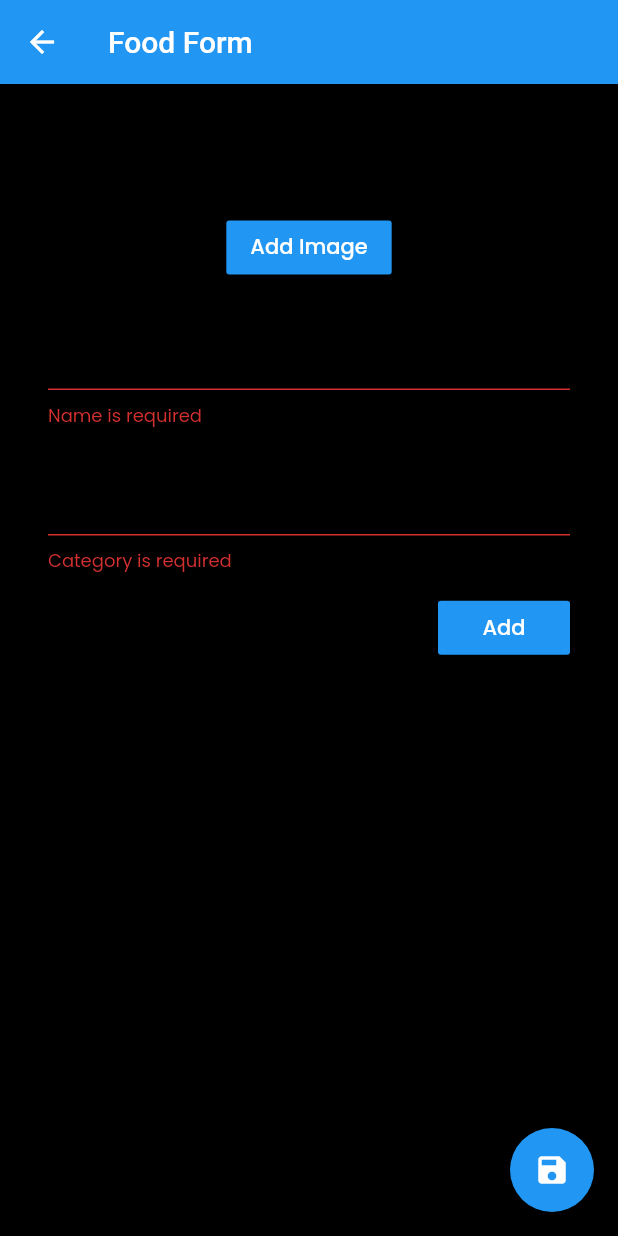
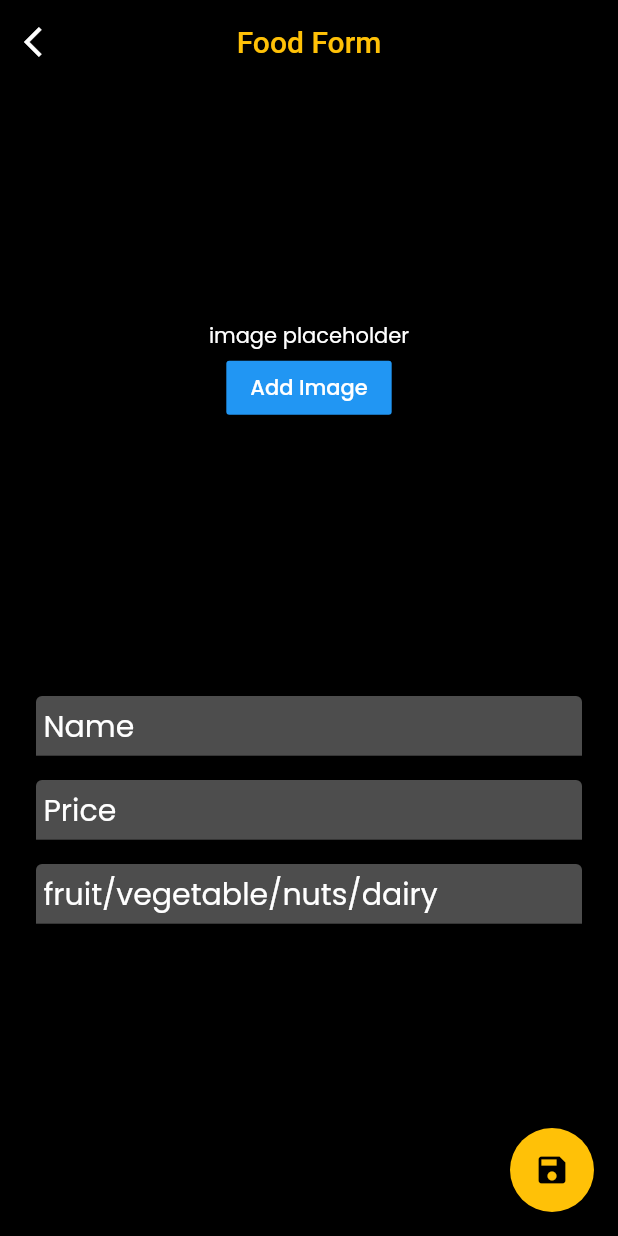
Before and after one commit to hrathnapala/CTSE_Grocery, a Flutter app: the AdminScreen screen opened directly, on a phone screen of 412 x 824 dp. Run offline on Flutter 3.47's test engine with Material 2 defaults, Android fonts, the light colour scheme and no system bars; our stand-ins replace another_flushbar, cloud_firestore, email_validator, firebase_auth, firebase_storage, flutter_spinkit and 5 more; accounts and stored records are empty.

Commit message:
added admin function

```diff
--- a/lib/components/screens/admin_screen.dart
+++ b/lib/components/screens/admin_screen.dart
@@ -1,10 +1,13 @@
 import 'dart:io';
 
 import 'package:flutter/material.dart';
+import 'package:groceryapp/api/flutterfire.dart';
+import 'package:groceryapp/components/authentication/sign_in.dart';
 import 'package:groceryapp/model/data.dart';
 import 'package:groceryapp/provider/cartProvider.dart';
 import 'package:image_picker/image_picker.dart';
 import 'package:provider/provider.dart';
+import 'package:another_flushbar/flushbar.dart';
 
 class AdminScreen extends StatefulWidget {
   const AdminScreen({Key key}) : super(key: key);
@@ -14,10 +17,12 @@ class AdminScreen extends StatefulWidget {
 }
 
 class _AdminScreenState extends State<AdminScreen> {
-  final GlobalKey<FormState> _formKey = GlobalKey<FormState>();
   final GlobalKey<ScaffoldState> _scaffoldKey = GlobalKey<ScaffoldState>();
 
-  List _subingredients = [];
+  final _name = TextEditingController();
+  final _price = TextEditingController();
+  final _type = TextEditingController();
+
   Items _currentFood;
   String _imageUrl;
   File _imageFile;
@@ -34,14 +39,23 @@ class _AdminScreenState extends State<AdminScreen> {
     } else {
       _currentFood = Items();
     }
+    _imageUrl = _currentFood.imageUrl;
+  }
 
-    // _subingredients.addAll(_currentFood.subIngredients);
-    _imageUrl = _currentFood.imageUrl;
+  @override
+  void dispose() {
+    super.dispose();
+    _name.dispose();
+    _price.dispose();
+    _type.dispose();
   }
 
   _showImage() {
     if (_imageFile == null && _imageUrl == null) {
-      return Text("image placeholder");
+      return Text(
+        "image placeholder",
+        style: TextStyle(color: Colors.white),
+      );
     } else if (_imageFile != null) {
       print('showing image from local file');
 
@@ -55,7 +69,7 @@ class _AdminScreenState extends State<AdminScreen> {
           ),
           FlatButton(
             padding: EdgeInsets.all(16),
-            color: Colors.black54,
+            color: Colors.blue,
             child: Text(
               'Change Image',
               style: TextStyle(
@@ -69,7 +83,6 @@ class _AdminScreenState extends State<AdminScreen> {
       );
     } else if (_imageUrl != null) {
       print('showing image from url');
-
       return Stack(
         alignment: AlignmentDirectional.bottomCenter,
         children: <Widget>[
@@ -81,7 +94,7 @@ class _AdminScreenState extends State<AdminScreen> {
           ),
           FlatButton(
             padding: EdgeInsets.all(16),
-            color: Colors.black54,
+            color: Colors.yellow,
             child: Text(
               'Change Image',
               style: TextStyle(
@@ -107,119 +120,203 @@ class _AdminScreenState extends State<AdminScreen> {
     }
   }
 
-  Widget _buildNameField() {
-    return TextFormField(
-      decoration: InputDecoration(labelText: 'Name'),
-      initialValue: _currentFood.name,
+  Widget _buildName() {
+    return TextField(
+      controller: _name,
+      decoration: InputDecoration(
+          fillColor: Colors.white30,
+          filled: true,
+          isCollapsed: true,
+          hintText: 'Name',
+          contentPadding: EdgeInsets.fromLTRB(5, 5, 0, 5),
+          hintStyle: TextStyle(color: Colors.white)),
       keyboardType: TextInputType.text,
-      style: TextStyle(fontSize: 20),
-      validator: (String value) {
-        if (value.isEmpty) {
-          return 'Name is required';
-        }
-
-        if (value.length < 3 || value.length > 20) {
-          return 'Name must be more than 3 and less than 20';
-        }
-
-        return null;
-      },
-      onSaved: (String value) {
-        _currentFood.name = value;
-      },
+      style: TextStyle(fontSize: 20, color: Colors.white),
     );
   }
 
-  Widget _buildCategoryField() {
-    return TextFormField(
-      decoration: InputDecoration(labelText: 'Category'),
-      // initialValue: _currentFood.category,
+  Widget _buildPrice() {
+    return TextField(
+      controller: _price,
+      decoration: InputDecoration(
+          fillColor: Colors.white30,
+          filled: true,
+          isCollapsed: true,
+          hintText: 'Price',
+          contentPadding: EdgeInsets.fromLTRB(5, 5, 0, 5),
+          hintStyle: TextStyle(color: Colors.white)),
       keyboardType: TextInputType.text,
-      style: TextStyle(fontSize: 20),
-      validator: (String value) {
-        if (value.isEmpty) {
-          return 'Category is required';
-        }
-
-        if (value.length < 3 || value.length > 20) {
-          return 'Category must be more than 3 and less than 20';
-        }
-
-        return null;
-      },
-      onSaved: (String value) {
-        // _currentFood.category = value;
-      },
+      style: TextStyle(fontSize: 20, color: Colors.white),
     );
   }
 
-  _buildSubingredientField() {
-    return SizedBox(
-      width: 200,
-      child: TextField(
-        controller: subingredientController,
+  Widget _buildType() {
+    return TextField(
+      controller: _type,
+      decoration: InputDecoration(
+          fillColor: Colors.white30,
+          filled: true,
+          isCollapsed: true,
+          contentPadding: EdgeInsets.fromLTRB(5, 5, 0, 5),
+          hintText: 'fruit/vegetable/nuts/dairy',
+          hintStyle: TextStyle(color: Colors.white)),
       keyboardType: TextInputType.text,
-        decoration: InputDecoration(labelText: 'Subingredient'),
-        style: TextStyle(fontSize: 20),
-      ),
+      style: TextStyle(fontSize: 20, color: Colors.white),
     );
   }
 
-  // _onFoodUploaded(Food food) {
-  //   FoodNotifier foodNotifier = Provider.of<FoodNotifier>(context, listen: false);
-  //   foodNotifier.addFood(food);
-  //   Navigator.pop(context);
-  // }
-
-  _addSubingredient(String text) {
-    if (text.isNotEmpty) {
+  _saveFood() {
+    if (_name.text == "" || _price.text == "" || _type.text == "") {
+      Flushbar(
+        title: "Sorry",
+        message: "Empty Fields",
+        duration: Duration(seconds: 3),
+        flushbarPosition: FlushbarPosition.TOP,
+        flushbarStyle: FlushbarStyle.FLOATING,
+        backgroundColor: Colors.black,
+        icon: Icon(
+          Icons.thumb_up_sharp,
+          color: Colors.red,
+        ),
+        showProgressIndicator: true,
+        progressIndicatorBackgroundColor: Colors.black,
+        boxShadows: [
+          BoxShadow(
+              color: Colors.grey[800],
+              offset: Offset(0.0, 2.0),
+              blurRadius: 5.0)
+        ],
+        leftBarIndicatorColor: Colors.red,
+      )..show(context);
+    } else if (_type.text != "fruit" ||
+        _type.text != "vegetable" ||
+        _type.text != "nuts" ||
+        _type.text != "dairy") {
+      Flushbar(
+        title: "Sorry",
+        message: "Wrong food type ",
+        duration: Duration(seconds: 3),
+        flushbarPosition: FlushbarPosition.TOP,
+        flushbarStyle: FlushbarStyle.FLOATING,
+        backgroundColor: Colors.black,
+        icon: Icon(
+          Icons.thumb_up_sharp,
+          color: Colors.red,
+        ),
+        showProgressIndicator: true,
+        progressIndicatorBackgroundColor: Colors.black,
+        boxShadows: [
+          BoxShadow(
+              color: Colors.grey[800],
+              offset: Offset(0.0, 2.0),
+              blurRadius: 5.0)
+        ],
+        leftBarIndicatorColor: Colors.red,
+      )..show(context);
+    } else if (_imageFile == null) {
+      Flushbar(
+        title: "Sorry",
+        message: "Please choose an image",
+        duration: Duration(seconds: 3),
+        flushbarPosition: FlushbarPosition.TOP,
+        flushbarStyle: FlushbarStyle.FLOATING,
+        backgroundColor: Colors.black,
+        icon: Icon(
+          Icons.thumb_up_sharp,
+          color: Colors.red,
+        ),
+        showProgressIndicator: true,
+        progressIndicatorBackgroundColor: Colors.black,
+        boxShadows: [
+          BoxShadow(
+              color: Colors.grey[800],
+              offset: Offset(0.0, 2.0),
+              blurRadius: 5.0)
+        ],
+        leftBarIndicatorColor: Colors.red,
+      )..show(context);
+    } else {
+      try {
+        uploadFoodAndImage(
+            Items(name: "Apple", price: "800", type: "fruit"), _imageFile);
         setState(() {
-        _subingredients.add(text);
+          _imageFile = null;
         });
-      subingredientController.clear();
+        Flushbar(
+          title: "Success",
+          message: "Uploading Success",
+          duration: Duration(seconds: 3),
+          flushbarPosition: FlushbarPosition.TOP,
+          flushbarStyle: FlushbarStyle.FLOATING,
+          backgroundColor: Colors.black,
+          icon: Icon(
+            Icons.thumb_up_sharp,
+            color: Colors.green,
+          ),
+          showProgressIndicator: true,
+          progressIndicatorBackgroundColor: Colors.black,
+          boxShadows: [
+            BoxShadow(
+                color: Colors.grey[800],
+                offset: Offset(0.0, 2.0),
+                blurRadius: 5.0)
+          ],
+          leftBarIndicatorColor: Colors.green,
+        )..show(context);
+      } catch (e) {
+        Flushbar(
+          title: "Failed",
+          message: "Uploading Failed",
+          duration: Duration(seconds: 3),
+          flushbarPosition: FlushbarPosition.TOP,
+          flushbarStyle: FlushbarStyle.FLOATING,
+          backgroundColor: Colors.black,
+          icon: Icon(
+            Icons.thumb_up_sharp,
+            color: Colors.red,
+          ),
+          showProgressIndicator: true,
+          progressIndicatorBackgroundColor: Colors.black,
+          boxShadows: [
+            BoxShadow(
+                color: Colors.grey[800],
+                offset: Offset(0.0, 2.0),
+                blurRadius: 5.0)
+          ],
+          leftBarIndicatorColor: Colors.red,
+        )..show(context);
       }
     }
-
-  _saveFood() {
-    print('saveFood Called');
-    if (!_formKey.currentState.validate()) {
-      return;
-    }
-
-    _formKey.currentState.save();
-
-    print('form saved');
-
-    // _currentFood.subIngredients = _subingredients;
-
-    // uploadFoodAndImage(_currentFood, widget.isUpdating, _imageFile, _onFoodUploaded);
-
-    // print("name: ${_currentFood.name}");
-    // print("category: ${_currentFood.category}");
-    // print("subingredients: ${_currentFood.subIngredients.toString()}");
-    // print("_imageFile ${_imageFile.toString()}");
-    // print("_imageUrl $_imageUrl");
   }
 
   @override
   Widget build(BuildContext context) {
     return Scaffold(
       key: _scaffoldKey,
-      appBar: AppBar(title: Text('Food Form')),
-      body: SingleChildScrollView(
-        padding: EdgeInsets.all(32),
-        child: Form(
-          key: _formKey,
-          autovalidate: true,
-          child: Column(children: <Widget>[
+      appBar: AppBar(
+        backgroundColor: Colors.black,
+        leading: InkWell(
+            onTap: () {
+              Navigator.pushReplacement(
+                  context, MaterialPageRoute(builder: (context) => SignIn()));
+            },
+            child: Icon(Icons.arrow_back_ios)),
+        title: Text(
+          'Food Form',
+          style: TextStyle(color: Colors.amber),
+        ),
+        centerTitle: true,
+      ),
+      body: Column(children: [
+        Expanded(
+          flex: 1,
+          child: Container(
+            width: double.infinity,
+            child: Column(
+              mainAxisAlignment: MainAxisAlignment.center,
+              crossAxisAlignment: CrossAxisAlignment.center,
+              children: [
                 _showImage(),
-            SizedBox(height: 16),
-            // Text(
-            //   widget.isUpdating ? "Edit Food" : "Create Food",
-            //   textAlign: TextAlign.center,
-            //   style: TextStyle(fontSize: 30),
-            // ),
-            SizedBox(height: 16),
                 _imageFile == null && _imageUrl == null
                     ? ButtonTheme(
                         child: RaisedButton(
@@ -231,53 +328,45 @@ class _AdminScreenState extends State<AdminScreen> {
                         ),
                       )
                     : SizedBox(height: 0),
-            _buildNameField(),
-            _buildCategoryField(),
-            Row(
-              mainAxisAlignment: MainAxisAlignment.spaceBetween,
-              children: <Widget>[
-                _buildSubingredientField(),
-                ButtonTheme(
-                  child: RaisedButton(
-                    child: Text('Add', style: TextStyle(color: Colors.white)),
-                    onPressed: () =>
-                        _addSubingredient(subingredientController.text),
-                  ),
-                )
               ],
-            ),
-            SizedBox(height: 16),
-            GridView.count(
-              shrinkWrap: true,
-              scrollDirection: Axis.vertical,
-              padding: EdgeInsets.all(8),
-              crossAxisCount: 3,
-              crossAxisSpacing: 4,
-              mainAxisSpacing: 4,
-              children: _subingredients
-                  .map(
-                    (ingredient) => Card(
-                      color: Colors.black54,
-                      child: Center(
-                        child: Text(
-                          ingredient,
-                          style: TextStyle(color: Colors.white, fontSize: 14),
             ),
           ),
         ),
-                  )
-                  .toList(),
-            )
-          ]),
+        Expanded(
+          flex: 1,
+          child: Container(
+            child: Padding(
+              padding: const EdgeInsets.all(16.0),
+              child: Column(
+                mainAxisAlignment: MainAxisAlignment.start,
+                crossAxisAlignment: CrossAxisAlignment.center,
+                children: [
+                  Padding(
+                    padding: const EdgeInsets.all(8.0),
+                    child: _buildName(),
+                  ),
+                  Padding(
+                    padding: const EdgeInsets.all(8.0),
+                    child: _buildPrice(),
+                  ),
+                  Padding(
+                    padding: const EdgeInsets.all(8.0),
+                    child: _buildType(),
+                  ),
+                ],
               ),
             ),
+          ),
+        ),
+      ]),
       floatingActionButton: FloatingActionButton(
+        backgroundColor: Colors.amber,
         onPressed: () {
           FocusScope.of(context).requestFocus(new FocusNode());
           _saveFood();
         },
         child: Icon(Icons.save),
-        foregroundColor: Colors.white,
+        foregroundColor: Colors.black,
       ),
     );
   }
--- a/lib/main.dart
+++ b/lib/main.dart
@@ -27,7 +27,7 @@ class MyApp extends StatelessWidget {
         ),
         initialRoute: '/',
         routes: {
-          '/': (context) => Home(),
+          '/': (context) => SplashScreen(),
           '/Home': (context) => Home(),
           '/SignIn': (context) => SignIn(),
           '/SignUp': (context) => SignUp(),
```
Also changed, not shown: lib/api/flutterfire.dart (+17 -19 lines), lib/components/authentication/sign_in.dart (+41 -0 lines). Lines whose indentation alone changed are shown as unchanged.
